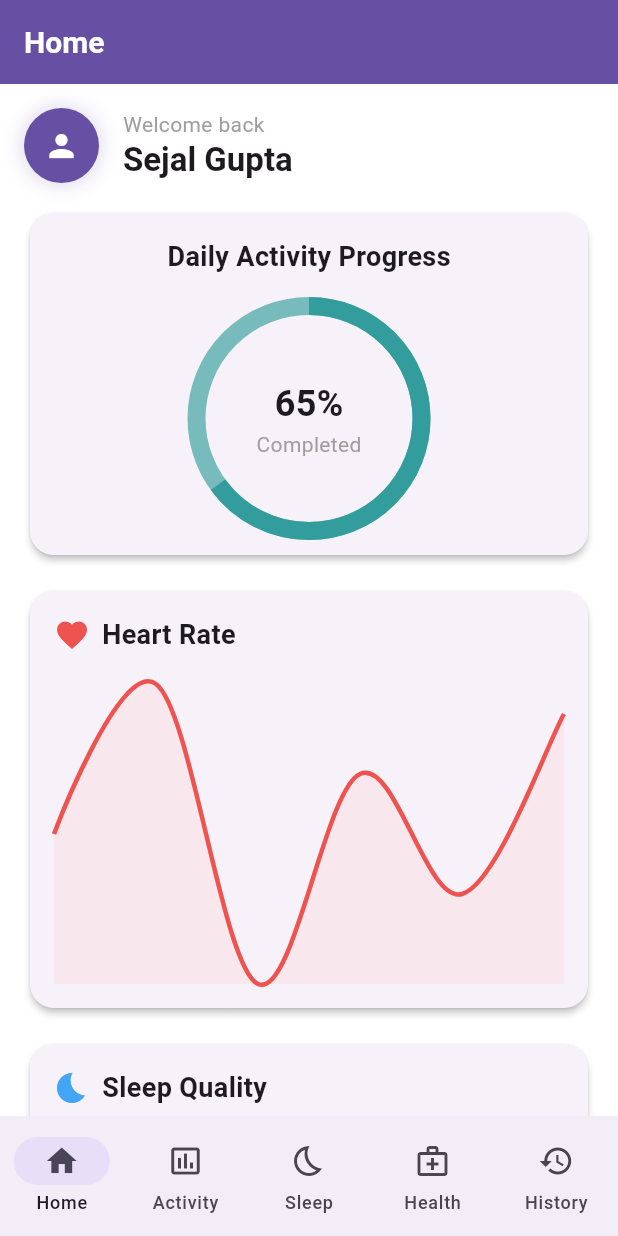
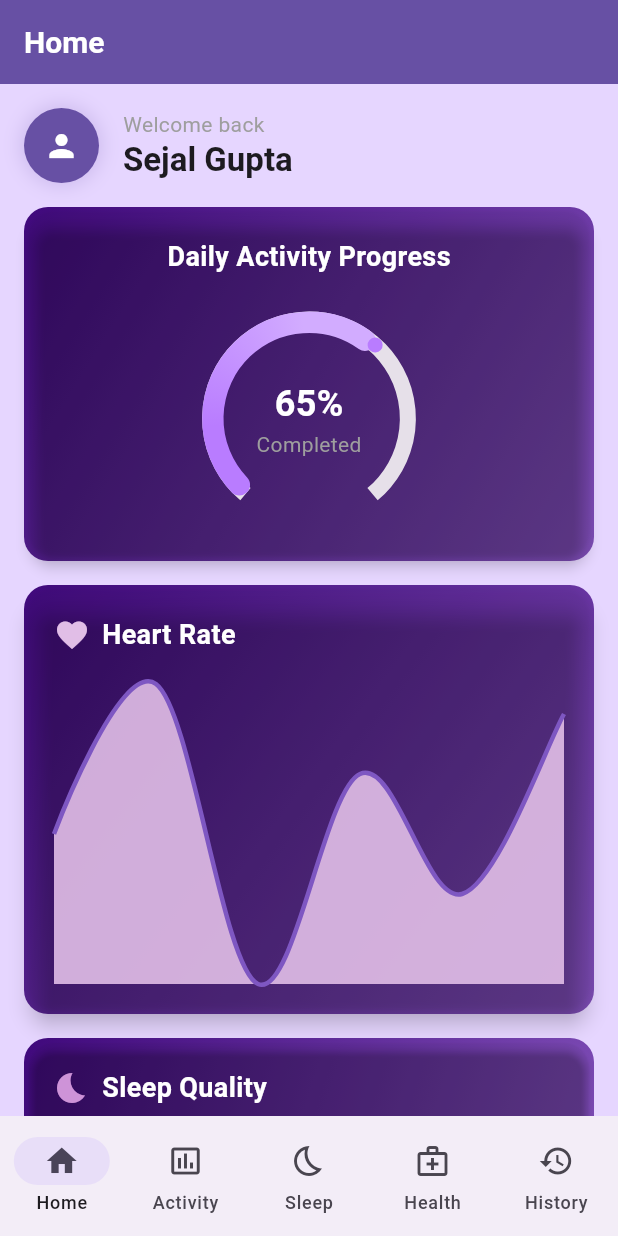
Before and after one commit to Gaurav-py-Ghosh/Project, a Flutter app: the screen it shows after launch, on a phone screen of 412 x 824 dp. Run offline on Flutter 3.47's test engine with Material 3 defaults, Android fonts, the phone set to English and light mode, and no system bars; drawn by our look-alikes of fl_chart, flutter_animate, syncfusion_flutter_gauges; our stand-ins replace google_fonts.

Commit message:
ui fixes

```diff
--- a/lib/main.dart
+++ b/lib/main.dart
@@ -16,7 +16,7 @@ class HealthTrackingApp extends StatelessWidget {
       title: 'hi',
       theme: ThemeData(
         primarySwatch: Colors.blue,
-        scaffoldBackgroundColor: Colors.white,
+        scaffoldBackgroundColor: Color(0xffe6d6ff),
         appBarTheme: const AppBarTheme(
           backgroundColor: Colors.white,
           elevation: 0,
--- a/lib/screens/home_screen.dart
+++ b/lib/screens/home_screen.dart
@@ -9,6 +9,7 @@
   import '../widgets/sleep_quality_card.dart';
   import 'package:fl_chart/fl_chart.dart';
   import 'dart:convert';
+  import 'package:syncfusion_flutter_gauges/gauges.dart';
 
   void main() {
     runApp(const MyApp());
@@ -924,6 +925,7 @@
         appBar: AppBar(
           title: const Text('Home'),
           backgroundColor: Theme.of(context).primaryColor,
+
         ),
         body: SafeArea(
           child: CustomScrollView(
@@ -1053,6 +1055,7 @@
 
     Future<void> _fetchDiseaseData(List<String> symptoms) async {
       try {
+        //CONNECTION TO API
         final symptomQuery = Uri.encodeComponent(symptoms.join(' OR '));
         final url = 'https://api.fda.gov/drug/event.json?search=symptom:$symptomQuery&limit=5';
 
@@ -1181,12 +1184,23 @@
                               width: double.infinity,
                               child: ElevatedButton(
                                 onPressed: _isAnalyzing ? null : _predictDisease,
-                                child: Padding(
-                                  padding: const EdgeInsets.symmetric(vertical: 12),
-                                  child: Text(_isAnalyzing ? 'Analyzing...' : 'Predict Disease'),
+                                style: ElevatedButton.styleFrom(
+                                  backgroundColor: _isAnalyzing ? Colors.deepPurple.shade300 : Colors.deepPurple.shade400, // Button background color
+                                  foregroundColor: Colors.white, // Text color
+                                  disabledBackgroundColor: Colors.deepPurple.shade300,
+                                  disabledForegroundColor: Colors.white,// Disabled background color
+                                  padding: const EdgeInsets.symmetric(vertical: 12), // Padding inside the button
+                                  shape: RoundedRectangleBorder(
+                                    borderRadius: BorderRadius.circular(8), // Rounded corners
+                                  ),
+                                ),
+                                child: Text(
+                                  _isAnalyzing ? 'Analyzing...' : 'Predict Disease',
+                                  style: const TextStyle(fontSize: 16, fontWeight: FontWeight.bold),
                                 ),
                               ),
                             ),
+
                             const SizedBox(height: 20),
                             if (_resultCard != null) _resultCard!,
                           ],
--- a/lib/widgets/activity_progress_card.dart
+++ b/lib/widgets/activity_progress_card.dart
@@ -1,29 +1,45 @@
-// lib/widgets/activity_progress_card.dart
 import 'package:flutter/material.dart';
+import 'package:syncfusion_flutter_gauges/gauges.dart';
 
 class ActivityProgressCard extends StatelessWidget {
-  const ActivityProgressCard({super.key});
+  final double progressValue;
+
+  const ActivityProgressCard({super.key, this.progressValue = 65});
 
   @override
   Widget build(BuildContext context) {
-    return Card(
-      elevation: 2,
+    return Container(
+      decoration: BoxDecoration(
+        gradient: const LinearGradient(
+          begin: Alignment.topLeft,
+          end: Alignment.bottomRight,
+          colors: [
+            Color(0xff40097c),
+            Color(0xff7e4db6),
+          ],
+        ),
+        borderRadius: BorderRadius.circular(16),
+      ),
+      child: Card(
+        color: Colors.transparent, // Transparent to show the gradient
+        elevation: 4,
         shape: RoundedRectangleBorder(
           borderRadius: BorderRadius.circular(16),
         ),
-      child: const Padding(
-        padding: EdgeInsets.all(16),
+        child: Padding(
+          padding: const EdgeInsets.all(16),
           child: Column(
             mainAxisSize: MainAxisSize.min,
             children: [
-            Text(
+              const Text(
                 'Daily Activity Progress',
                 style: TextStyle(
                   fontSize: 18,
                   fontWeight: FontWeight.bold,
+                  color: Colors.white
                 ),
               ),
-            SizedBox(height: 20),
+              const SizedBox(height: 20),
               SizedBox(
                 height: 150,
                 child: Stack(
@@ -32,28 +48,53 @@ class ActivityProgressCard extends StatelessWidget {
                     SizedBox(
                       height: 150,
                       width: 150,
-                    child: CircularProgressIndicator(
-                      value: 0.65,
-                      strokeWidth: 12,
-                      backgroundColor:  Color(0xA5329D9C),
-
-                valueColor: AlwaysStoppedAnimation<Color>(
-                           Color(0xFF329D9C),
-
+                      child: SfRadialGauge(
+                        axes: <RadialAxis>[
+                          RadialAxis(
+                            showLabels: false,
+                            showTicks: false,
+                            minimum: 0,
+                            maximum: 100,
+                            axisLineStyle: const AxisLineStyle(
+                              thickness: 0.15,
+                              thicknessUnit: GaugeSizeUnit.factor,
                             ),
+                            pointers: <GaugePointer>[
+                              RangePointer(
+                                value: progressValue,
+                                width: 0.2,
+                                sizeUnit: GaugeSizeUnit.factor,
+                                cornerStyle: CornerStyle.bothCurve,
+                                gradient: const SweepGradient(
+                                  colors: <Color>[
+                                    Color(0xFFB97CFF),
+                                    Color(0xffd2acff)
+                                  ],
+                                  stops: <double>[0.25, 0.75],
+                                ),
+                              ),
+                              MarkerPointer(
+                                value: progressValue,
+                                markerType: MarkerType.circle,
+                                color: const Color(0xffb97cff),
+                              ),
+                            ],
+                          ),
+                        ],
                       ),
                     ),
                     Column(
                       mainAxisSize: MainAxisSize.min,
                       children: [
                         Text(
-                        '65%',
-                        style: TextStyle(
+                          '${progressValue.toStringAsFixed(0)}%',
+                          style: const TextStyle(
                             fontSize: 24,
                             fontWeight: FontWeight.bold,
+                            color: Colors.white
                           ),
                         ),
-                      Text(
+                        const Text(
                           'Completed',
                           style: TextStyle(color: Colors.grey),
                         ),
@@ -65,6 +106,7 @@ class ActivityProgressCard extends StatelessWidget {
             ],
           ),
         ),
+      ),
     );
   }
 }
--- a/lib/widgets/heart_rate_card.dart
+++ b/lib/widgets/heart_rate_card.dart
@@ -1,4 +1,3 @@
-// lib/widgets/heart_rate_card.dart
 import 'package:flutter/material.dart';
 import 'package:fl_chart/fl_chart.dart';
 
@@ -7,8 +6,21 @@ class HeartRateCard extends StatelessWidget {
 
   @override
   Widget build(BuildContext context) {
-    return Card(
-      elevation: 2,
+    return Container(
+      decoration: BoxDecoration(
+        gradient: const LinearGradient(
+          begin: Alignment.topLeft,
+          end: Alignment.bottomRight,
+          colors: [
+            Color(0xff40097c),
+            Color(0xff7e4db6),
+          ],
+        ),
+        borderRadius: BorderRadius.circular(16),
+      ),
+      child: Card(
+        color: Colors.transparent, // Make the card transparent
+        elevation: 6,
         shape: RoundedRectangleBorder(
           borderRadius: BorderRadius.circular(16),
         ),
@@ -19,13 +31,14 @@ class HeartRateCard extends StatelessWidget {
             children: [
               Row(
                 children: [
-                Icon(Icons.favorite, color: Colors.red.shade400),
+                  Icon(Icons.favorite, color: Colors.purple.shade100),
                   const SizedBox(width: 8),
                   const Text(
                     'Heart Rate',
                     style: TextStyle(
                       fontSize: 18,
                       fontWeight: FontWeight.bold,
+                      color: Colors.white
                     ),
                   ),
                 ],
@@ -49,12 +62,12 @@ class HeartRateCard extends StatelessWidget {
                           const FlSpot(5, 84),
                         ],
                         isCurved: true,
-                      color: Colors.red.shade400,
+                        color: Colors.deepPurple.shade400,
                         barWidth: 3,
                         dotData: const FlDotData(show: false),
                         belowBarData: BarAreaData(
                           show: true,
-                        color: Colors.red.shade100.withOpacity(0.3),
+                          color: Colors.purple.shade100.withOpacity(0.9),
                         ),
                       ),
                     ],
@@ -64,6 +77,7 @@ class HeartRateCard extends StatelessWidget {
             ],
           ),
         ),
+      ),
     );
   }
 }
--- a/lib/widgets/sleep_quality_card.dart
+++ b/lib/widgets/sleep_quality_card.dart
@@ -1,4 +1,3 @@
-// lib/widgets/sleep_quality_card.dart
 import 'package:flutter/material.dart';
 
 class SleepQualityCard extends StatelessWidget {
@@ -6,7 +5,20 @@ class SleepQualityCard extends StatelessWidget {
 
   @override
   Widget build(BuildContext context) {
-    return Card(
+    return Container(
+      decoration: BoxDecoration(
+        gradient: const LinearGradient(
+          begin: Alignment.topLeft,
+          end: Alignment.bottomRight,
+          colors: [
+            Color(0xff40097c),
+            Color(0xff7e4db6),
+          ],
+        ),
+        borderRadius: BorderRadius.circular(16),
+      ),
+      child: Card(
+        color: Colors.transparent, // Transparent to show the gradient
         elevation: 2,
         shape: RoundedRectangleBorder(
           borderRadius: BorderRadius.circular(16),
@@ -18,13 +30,14 @@ class SleepQualityCard extends StatelessWidget {
             children: [
               Row(
                 children: [
-                Icon(Icons.bedtime, color: Colors.blue.shade400),
+                  Icon(Icons.bedtime, color: Colors.purple.shade200),
                   const SizedBox(width: 8),
                   const Text(
                     'Sleep Quality',
                     style: TextStyle(
                       fontSize: 18,
                       fontWeight: FontWeight.bold,
+                      color: Colors.white
                     ),
                   ),
                 ],
@@ -32,9 +45,9 @@ class SleepQualityCard extends StatelessWidget {
               const SizedBox(height: 20),
               LinearProgressIndicator(
                 value: 0.8,
-              backgroundColor: Colors.blue.shade100,
+                backgroundColor: Colors.purple.shade100,
                 valueColor: AlwaysStoppedAnimation<Color>(
-                Colors.blue.shade600,
+                  Colors.deepPurple.shade300,
                 ),
               ),
               const SizedBox(height: 8),
@@ -46,6 +59,7 @@ class SleepQualityCard extends StatelessWidget {
                     style: TextStyle(
                       fontSize: 16,
                       fontWeight: FontWeight.bold,
+                      color: Colors.white
                     ),
                   ),
                   Text(
@@ -60,6 +74,7 @@ class SleepQualityCard extends StatelessWidget {
             ],
           ),
         ),
+      ),
     );
   }
 }
--- a/pubspec.yaml
+++ b/pubspec.yaml
@@ -51,6 +51,8 @@ dependencies:
 
     # Charts and Visualizations
   fl_chart: ^0.66.2
+  syncfusion_flutter_gauges: ^27.2.5
+
 
     # Date and Time
 intl: ^0.19.0
```
Also changed, not shown: pubspec.lock. Lines whose indentation alone changed are shown as unchanged.
